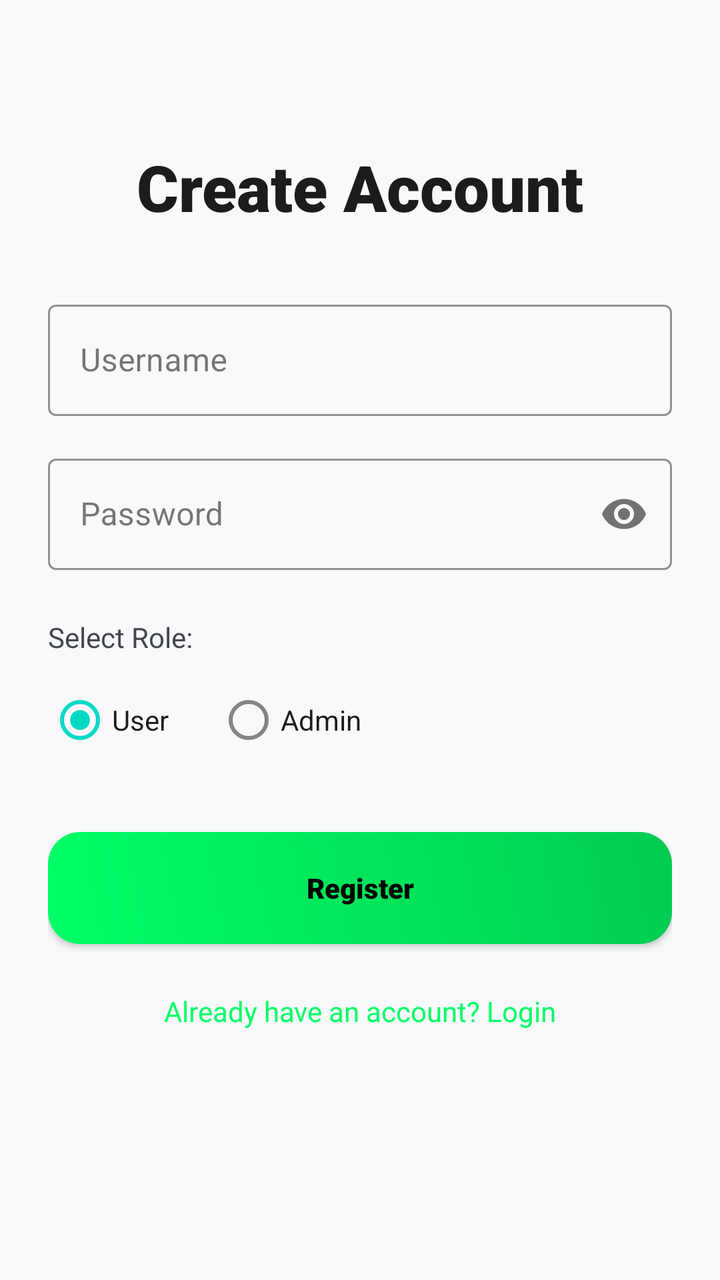
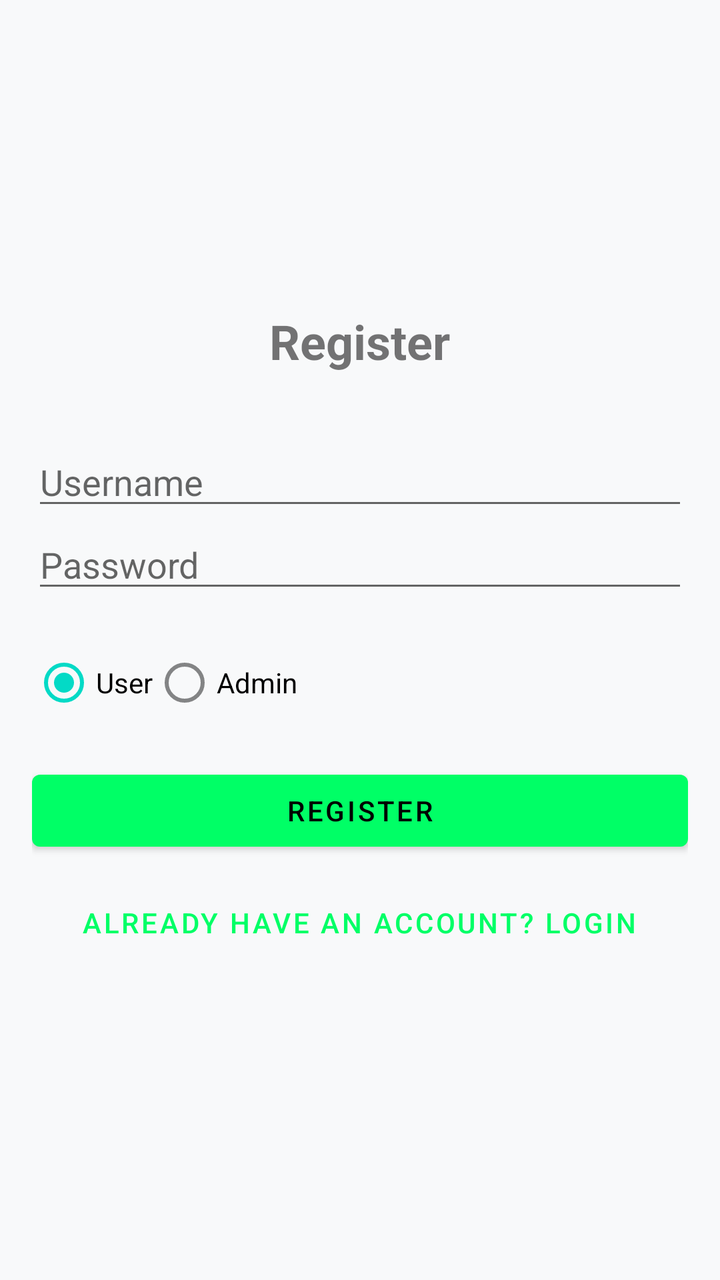

Screens rendered from an Android XML layout before and after an edit, with the pre-edit source and the edit as a unified diff.
<!-- AndroidManifest.xml: application theme Theme.MyCourseWork -->
<!-- res/layout/fragment_register.xml -->
<?xml version="1.0" encoding="utf-8"?>
<androidx.constraintlayout.widget.ConstraintLayout xmlns:android="http://schemas.android.com/apk/res/android"
    xmlns:app="http://schemas.android.com/apk/res-auto"
    android:layout_width="match_parent"
    android:layout_height="match_parent"
    android:background="@color/window_bg"
    android:padding="24dp">

    <TextView
        android:id="@+id/text_register_title"
        android:layout_width="wrap_content"
        android:layout_height="wrap_content"
        android:layout_marginTop="48dp"
        android:fontFamily="sans-serif-black"
        android:text="Create Account"
        android:textColor="@color/text_main"
        android:textSize="32sp"
        app:layout_constraintEnd_toEndOf="parent"
        app:layout_constraintStart_toStartOf="parent"
        app:layout_constraintTop_toTopOf="parent" />

    <com.google.android.material.textfield.TextInputLayout
        android:id="@+id/layout_reg_username"
        style="@style/Widget.MaterialComponents.TextInputLayout.OutlinedBox"
        android:layout_width="match_parent"
        android:layout_height="wrap_content"
        android:layout_marginTop="32dp"
        android:hint="Username"
        app:boxStrokeColor="@color/accent_neon"
        app:hintTextColor="@color/accent_neon"
        app:layout_constraintTop_toBottomOf="@id/text_register_title">

        <com.google.android.material.textfield.TextInputEditText
            android:id="@+id/edit_reg_username"
            android:layout_width="match_parent"
            android:layout_height="wrap_content"
            android:inputType="text"
            android:textColor="@color/text_main" />
    </com.google.android.material.textfield.TextInputLayout>

    <com.google.android.material.textfield.TextInputLayout
        android:id="@+id/layout_reg_password"
        style="@style/Widget.MaterialComponents.TextInputLayout.OutlinedBox"
        android:layout_width="match_parent"
        android:layout_height="wrap_content"
        android:layout_marginTop="16dp"
        android:hint="Password"
        app:boxStrokeColor="@color/accent_neon"
        app:hintTextColor="@color/accent_neon"
        app:layout_constraintTop_toBottomOf="@id/layout_reg_username"
        app:passwordToggleEnabled="true">

        <com.google.android.material.textfield.TextInputEditText
            android:id="@+id/edit_reg_password"
            android:layout_width="match_parent"
            android:layout_height="wrap_content"
            android:inputType="textPassword"
            android:textColor="@color/text_main" />
    </com.google.android.material.textfield.TextInputLayout>

    <TextView
        android:id="@+id/text_role_label"
        android:layout_width="wrap_content"
        android:layout_height="wrap_content"
        android:layout_marginTop="24dp"
        android:text="Select Role:"
        android:textColor="@color/text_soft"
        app:layout_constraintStart_toStartOf="parent"
        app:layout_constraintTop_toBottomOf="@id/layout_reg_password" />

    <RadioGroup
        android:id="@+id/radio_group_role"
        android:layout_width="match_parent"
        android:layout_height="wrap_content"
        android:layout_marginTop="8dp"
        android:orientation="horizontal"
        app:layout_constraintTop_toBottomOf="@id/text_role_label">

        <RadioButton
            android:id="@+id/radio_user"
            android:layout_width="wrap_content"
            android:layout_height="wrap_content"
            android:checked="true"
            android:text="User"
            android:textColor="@color/text_main" />

        <RadioButton
            android:id="@+id/radio_admin"
            android:layout_width="wrap_content"
            android:layout_height="wrap_content"
            android:layout_marginStart="24dp"
            android:text="Admin"
            android:textColor="@color/text_main" />
    </RadioGroup>

    <androidx.appcompat.widget.AppCompatButton
        android:id="@+id/button_register"
        android:layout_width="match_parent"
        android:layout_height="56dp"
        android:layout_marginTop="32dp"
        android:background="@drawable/bg_button_gradient"
        android:fontFamily="sans-serif-black"
        android:text="Register"
        android:textAllCaps="false"
        android:textColor="@color/black"
        app:layout_constraintTop_toBottomOf="@id/radio_group_role" />

    <TextView
        android:id="@+id/text_goto_login"
        android:layout_width="wrap_content"
        android:layout_height="wrap_content"
        android:layout_marginTop="24dp"
        android:text="Already have an account? Login"
        android:textColor="@color/accent_neon"
        app:layout_constraintEnd_toEndOf="parent"
        app:layout_constraintStart_toStartOf="parent"
        app:layout_constraintTop_toBottomOf="@id/button_register" />

</androidx.constraintlayout.widget.ConstraintLayout>
<!-- resources referenced by this layout -->
<resources>
  <color name="accent_neon">#00FF66</color>
  <color name="black">#000000</color>
  <color name="text_main">#1A1C1E</color>
  <color name="text_soft">#44474E</color>
  <color name="window_bg">#F8F9FA</color>
  <!-- drawable bg_button_gradient (drawable) -->
  <?xml version="1.0" encoding="utf-8"?>
  <ripple xmlns:android="http://schemas.android.com/apk/res/android"
      android:color="#40FFFFFF">
      <item>
          <shape android:shape="rectangle">
              <gradient
                  android:angle="45"
                  android:endColor="@color/gradient_end"
                  android:startColor="@color/gradient_start"
                  android:type="linear" />
              <corners android:radius="16dp" />
          </shape>
      </item>
  </ripple>
  <style name="Theme.MyCourseWork" parent="Theme.MaterialComponents.DayNight.NoActionBar">
          
          <item name="colorPrimary">@color/accent_neon</item>
          <item name="colorPrimaryVariant">@color/gradient_end</item>
          <item name="colorOnPrimary">@color/black</item>
  
          
          <item name="android:statusBarColor">@android:color/transparent</item>
          <item name="android:windowLightStatusBar">true</item>
  
          
          <item name="android:windowBackground">@color/window_bg</item>
          <item name="colorSurface">@color/card_bg</item>
          <item name="colorOnSurface">@color/text_main</item>
          <item name="colorOnSurfaceVariant">@color/text_soft</item>
          <item name="colorOutline">@color/stroke_color</item>
  
          <item name="android:textColorPrimary">@color/text_main</item>
          <item name="bottomNavigationStyle">@style/Widget.App.BottomNavigationView</item>
      </style>
  <color name="gradient_end">#00CC52</color>
  <color name="gradient_start">#00FF66</color>
  <color name="card_bg">#FFFFFF</color>
  <color name="stroke_color">#E0E0E0</color>
  <style name="Widget.App.BottomNavigationView" parent="Widget.MaterialComponents.BottomNavigationView">
          <item name="backgroundTint">@color/card_bg</item>
          <item name="itemIconTint">@color/color_nav_item</item>
          <item name="itemTextColor">@color/color_nav_item</item>
          <item name="elevation">8dp</item>
      </style>
</resources>

<!-- the commit's change to res/layout/fragment_register.xml (unified diff, before → after) -->
@@ -1,119 +1,68 @@
 <?xml version="1.0" encoding="utf-8"?>
-<androidx.constraintlayout.widget.ConstraintLayout xmlns:android="http://schemas.android.com/apk/res/android"
-    xmlns:app="http://schemas.android.com/apk/res-auto"
+<LinearLayout xmlns:android="http://schemas.android.com/apk/res/android"
     android:layout_width="match_parent"
     android:layout_height="match_parent"
-    android:background="@color/window_bg"
-    android:padding="24dp">
+    android:orientation="vertical"
+    android:padding="16dp"
+    android:gravity="center">
 
     <TextView
-        android:id="@+id/text_register_title"
         android:layout_width="wrap_content"
         android:layout_height="wrap_content"
-        android:layout_marginTop="48dp"
-        android:fontFamily="sans-serif-black"
-        android:text="Create Account"
-        android:textColor="@color/text_main"
-        android:textSize="32sp"
-        app:layout_constraintEnd_toEndOf="parent"
-        app:layout_constraintStart_toStartOf="parent"
-        app:layout_constraintTop_toTopOf="parent" />
+        android:text="Register"
+        android:textSize="24sp"
+        android:textStyle="bold"
+        android:layout_marginBottom="32dp"/>
 
-    <com.google.android.material.textfield.TextInputLayout
-        android:id="@+id/layout_reg_username"
-        style="@style/Widget.MaterialComponents.TextInputLayout.OutlinedBox"
+    <EditText
+        android:id="@+id/username_edit_text"
         android:layout_width="match_parent"
         android:layout_height="wrap_content"
-        android:layout_marginTop="32dp"
         android:hint="Username"
-        app:boxStrokeColor="@color/accent_neon"
-        app:hintTextColor="@color/accent_neon"
-        app:layout_constraintTop_toBottomOf="@id/text_register_title">
+        android:inputType="text"
+        android:autofillHints="username"/>
 
-        <com.google.android.material.textfield.TextInputEditText
-            android:id="@+id/edit_reg_username"
-            android:layout_width="match_parent"
-            android:layout_height="wrap_content"
-            android:inputType="text"
-            android:textColor="@color/text_main" />
-    </com.google.android.material.textfield.TextInputLayout>
-
-    <com.google.android.material.textfield.TextInputLayout
-        android:id="@+id/layout_reg_password"
-        style="@style/Widget.MaterialComponents.TextInputLayout.OutlinedBox"
+    <EditText
+        android:id="@+id/password_edit_text"
         android:layout_width="match_parent"
         android:layout_height="wrap_content"
-        android:layout_marginTop="16dp"
         android:hint="Password"
-        app:boxStrokeColor="@color/accent_neon"
-        app:hintTextColor="@color/accent_neon"
-        app:layout_constraintTop_toBottomOf="@id/layout_reg_username"
-        app:passwordToggleEnabled="true">
-
-        <com.google.android.material.textfield.TextInputEditText
-            android:id="@+id/edit_reg_password"
-            android:layout_width="match_parent"
-            android:layout_height="wrap_content"
-            android:inputType="textPassword"
-            android:textColor="@color/text_main" />
-    </com.google.android.material.textfield.TextInputLayout>
-
-    <TextView
-        android:id="@+id/text_role_label"
-        android:layout_width="wrap_content"
-        android:layout_height="wrap_content"
-        android:layout_marginTop="24dp"
-        android:text="Select Role:"
-        android:textColor="@color/text_soft"
-        app:layout_constraintStart_toStartOf="parent"
-        app:layout_constraintTop_toBottomOf="@id/layout_reg_password" />
+        android:inputType="textPassword"
+        android:autofillHints="password"/>
 
     <RadioGroup
-        android:id="@+id/radio_group_role"
+        android:id="@+id/role_radio_group"
         android:layout_width="match_parent"
         android:layout_height="wrap_content"
-        android:layout_marginTop="8dp"
         android:orientation="horizontal"
-        app:layout_constraintTop_toBottomOf="@id/text_role_label">
+        android:layout_marginTop="16dp">
 
         <RadioButton
             android:id="@+id/radio_user"
             android:layout_width="wrap_content"
             android:layout_height="wrap_content"
-            android:checked="true"
             android:text="User"
-            android:textColor="@color/text_main" />
+            android:checked="true"/>
 
         <RadioButton
             android:id="@+id/radio_admin"
             android:layout_width="wrap_content"
             android:layout_height="wrap_content"
-            android:layout_marginStart="24dp"
-            android:text="Admin"
-            android:textColor="@color/text_main" />
+            android:text="Admin"/>
     </RadioGroup>
 
-    <androidx.appcompat.widget.AppCompatButton
-        android:id="@+id/button_register"
+    <Button
+        android:id="@+id/register_button"
         android:layout_width="match_parent"
-        android:layout_height="56dp"
-        android:layout_marginTop="32dp"
-        android:background="@drawable/bg_button_gradient"
-        android:fontFamily="sans-serif-black"
+        android:layout_height="wrap_content"
         android:text="Register"
-        android:textAllCaps="false"
-        android:textColor="@color/black"
-        app:layout_constraintTop_toBottomOf="@id/radio_group_role" />
+        android:layout_marginTop="16dp"/>
 
-    <TextView
-        android:id="@+id/text_goto_login"
+    <Button
+        android:id="@+id/go_to_login_button"
+        style="@style/Widget.MaterialComponents.Button.TextButton"
         android:layout_width="wrap_content"
         android:layout_height="wrap_content"
-        android:layout_marginTop="24dp"
         android:text="Already have an account? Login"
-        android:textColor="@color/accent_neon"
-        app:layout_constraintEnd_toEndOf="parent"
-        app:layout_constraintStart_toStartOf="parent"
-        app:layout_constraintTop_toBottomOf="@id/button_register" />
-
-</androidx.constraintlayout.widget.ConstraintLayout>
+        android:layout_marginTop="8dp"/>
+</LinearLayout>
<!-- resource entries referenced after the edit -->
@@ -5,21 +5,6 @@
   <color name="text_main">#1A1C1E</color>
   <color name="text_soft">#44474E</color>
   <color name="window_bg">#F8F9FA</color>
-  <!-- drawable bg_button_gradient (drawable) -->
-  <?xml version="1.0" encoding="utf-8"?>
-  <ripple xmlns:android="http://schemas.android.com/apk/res/android"
-      android:color="#40FFFFFF">
-      <item>
-          <shape android:shape="rectangle">
-              <gradient
-                  android:angle="45"
-                  android:endColor="@color/gradient_end"
-                  android:startColor="@color/gradient_start"
-                  android:type="linear" />
-              <corners android:radius="16dp" />
-          </shape>
-      </item>
-  </ripple>
   <style name="Theme.MyCourseWork" parent="Theme.MaterialComponents.DayNight.NoActionBar">
           
           <item name="colorPrimary">@color/accent_neon</item>
@@ -41,7 +26,6 @@
           <item name="bottomNavigationStyle">@style/Widget.App.BottomNavigationView</item>
       </style>
   <color name="gradient_end">#00CC52</color>
-  <color name="gradient_start">#00FF66</color>
   <color name="card_bg">#FFFFFF</color>
   <color name="stroke_color">#E0E0E0</color>
   <style name="Widget.App.BottomNavigationView" parent="Widget.MaterialComponents.BottomNavigationView">
